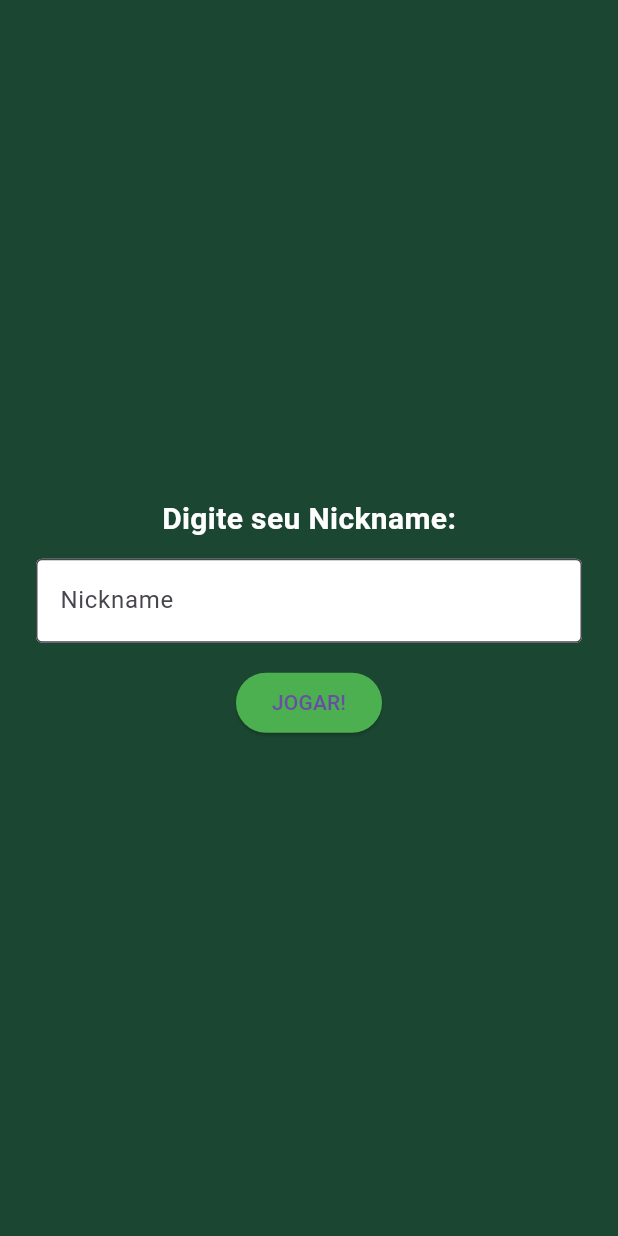
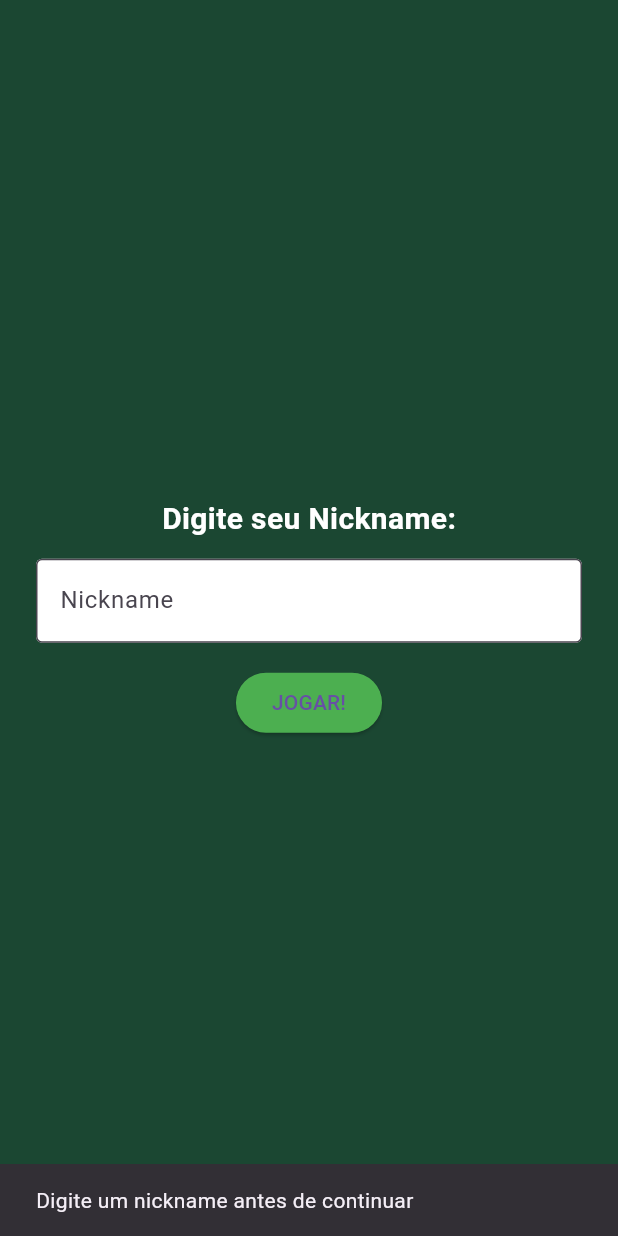
Before and after one commit to LeoLorde/game, a Flutter app: the screen it shows after launch, after a tap on "JOGAR!", on a phone screen of 412 x 824 dp. Run offline on Flutter 3.47's test engine with Material 3 defaults, Android fonts, the phone set to English and light mode, and no system bars; our stand-ins replace audioplayers, sqflite; missing offline and left inert: flame; accounts and stored records are empty; network calls fail.

Commit message:
FIX: Fixing Cadastro

```diff
--- a/lib/database/app_database.dart
+++ b/lib/database/app_database.dart
@@ -83,8 +83,7 @@ class AppDatabase {
         ataques TEXT,
         spriteFile TEXT,
         name TEXT,
-        dimension INTEGER,
-        FOREIGN KEY (player_id) REFERENCES jogador(id) ON DELETE CASCADE
+        dimension INTEGER
       );
     ''');
     await db.execute('''
--- a/lib/main.dart
+++ b/lib/main.dart
@@ -5,7 +5,8 @@ import 'package:flame/flame.dart';
 import 'database/app_database.dart';
 
 void main() async {
-  AppDatabase.instance.clearDatabase(["collection_creature"]);
+
+
   WidgetsFlutterBinding.ensureInitialized();
   await Flame.device.fullScreen();
 
--- a/lib/presentation/screens/tela_cadastro.dart
+++ b/lib/presentation/screens/tela_cadastro.dart
@@ -14,28 +14,29 @@ class _TelaCadastroJogadorState extends State<TelaCadastroJogador> {
   final _controller = TextEditingController();
 
   Future<void> _cadastrarJogador() async {
-    final nome = _controller.text.trim();
-    if (nome.isEmpty) return;
+  final nome = _controller.text.trim();
 
-    final db = await AppDatabase.instance.getDatabase();
-    final dao = JogadorDao(db);
+  if (nome.isEmpty) {
+    ScaffoldMessenger.of(context).showSnackBar(
+      const SnackBar(content: Text("Digite um nickname antes de continuar")),
+    );
+    return;
+  }
 
+  try {
     await CreatePlayer(nome);
 
-    // Buscar o jogador salvo com ID preenchido
-    final jogadorSalvo = await dao.buscarByID(player_instance!.id ?? 0);
-    if (jogadorSalvo != null) {
-      Navigator.pushReplacement(
-        context,
-        MaterialPageRoute(builder: (_) => TelaPrincipal(jogador: jogadorSalvo)),
-      );
-    } else {
-      // Caso algo dê errado, mostrar erro
-      ScaffoldMessenger.of(
-        context,
-      ).showSnackBar(SnackBar(content: Text(jogadorSalvo!.nickName)));
-    }
+    // player_instance já tem id preenchido aqui
+    Navigator.pushReplacement(
+      context,
+      MaterialPageRoute(builder: (_) => TelaPrincipal(jogador: player_instance)),
+    );
+  } catch (e) {
+    ScaffoldMessenger.of(context).showSnackBar(
+      SnackBar(content: Text("Erro ao cadastrar jogador: $e")),
+    );
   }
+}
 
   @override
   Widget build(BuildContext context) {
--- a/lib/presentation/screens/tela_carregamento.dart
+++ b/lib/presentation/screens/tela_carregamento.dart
@@ -43,9 +43,13 @@ class TelaCarregamento extends StatelessWidget {
         } else if (snapshot.hasData) {
           return snapshot.data!;
         } else {
-          return const Scaffold(
-            body: Center(child: Text("Erro ao iniciar o app")),
+          WidgetsBinding.instance.addPostFrameCallback((_) {
+          Navigator.pushReplacement(
+            context,
+            MaterialPageRoute(builder: (context) => TelaCadastroJogador()),
           );
+        });
+        return const SizedBox.shrink();
         }
       },
     );
```
